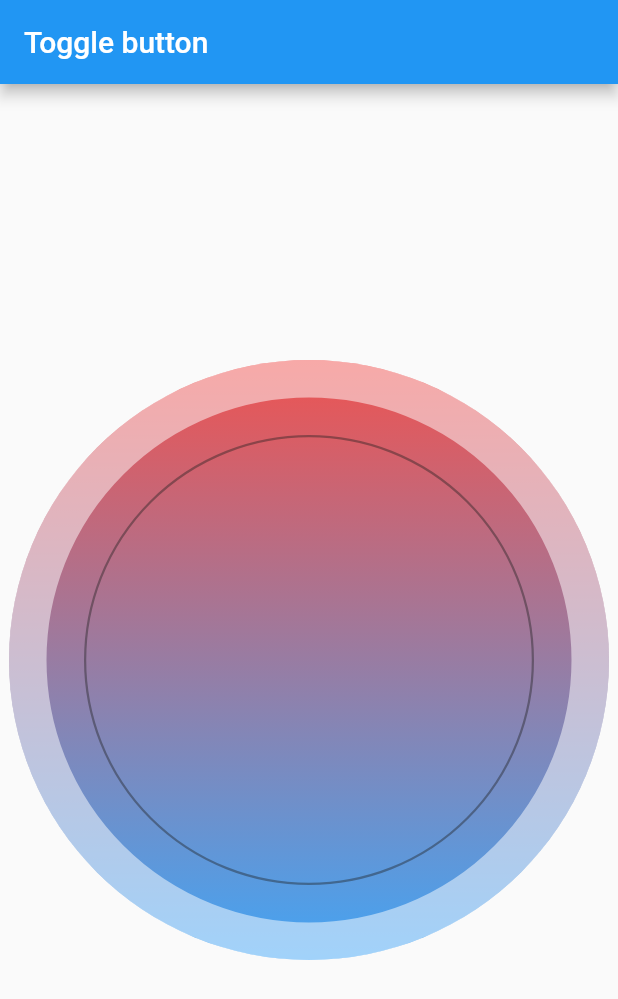
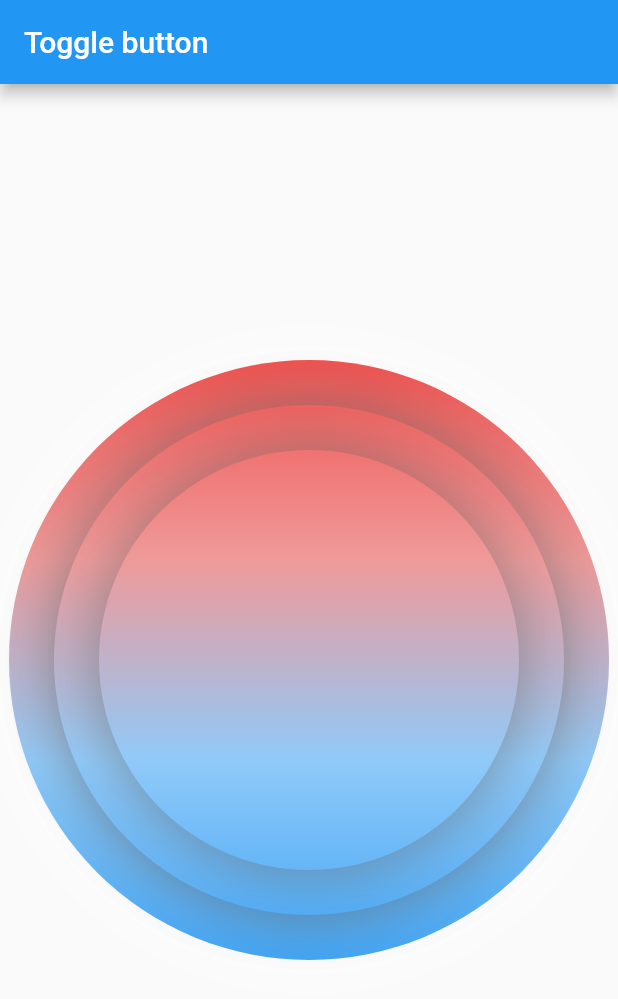
Before and after one commit to croSSover07/togglebutton, a Flutter app: the screen it shows after launch, on a phone screen of 412 x 824 dp. Shown: the top 999 px of the screen. Run offline on Flutter 3.47's test engine with Material 2 defaults, Android fonts, the phone set to English and light mode, and no system bars.

Commit message:
add:  - custom paint with color circles

```diff
--- a/lib/component/main.dart
+++ b/lib/component/main.dart
@@ -1,4 +1,6 @@
 import 'package:flutter/material.dart';
+
+import 'toggle_button.dart';
 
 class MyApp extends StatelessWidget {
   @override
@@ -26,9 +28,26 @@ class _MyHomePageState extends State<MyHomePage> {
 
   @override
   Widget build(BuildContext context) {
-    List<Widget> widgets = [];
+    return Scaffold(
+      appBar: AppBar(
+        title: Text(widget.title),
+      ),
+      body: Center(
+          child: Center(
+        child: Container(
+          width: 400,
+          height: 400,
+          child: new CustomPaint(
+            painter: ToggleButton(),
+          ),
+        ),
+      )),
+    );
+  }
 
-    widgets.add(Center(
+  List<Widget> _another() {
+    return [
+      Center(
         child: new Stack(
           alignment: AlignmentDirectional.center,
           children: <Widget>[
@@ -97,16 +116,9 @@ class _MyHomePageState extends State<MyHomePage> {
                 ),
               ),
             ),
-
           ],
         ),
-    ));
-
-    return Scaffold(
-      appBar: AppBar(
-        title: Text(widget.title),
-      ),
-      body: Center(child: widgets[0]),
-    );
+      )
+    ];
   }
 }
--- a/lib/component/toggle_button.dart
+++ b/lib/component/toggle_button.dart
@@ -1,32 +1,31 @@
 import 'dart:math';
-
 import 'package:flutter/material.dart';
 
 class ToggleButton extends CustomPainter {
-  final _random = new Random();
-  Rect rect;
+  Rect _rect;
+
+  var _shadow =
+      const BoxShadow(color: const Color(0x55646464), blurRadius: 32.0);
+  var _shadowOutSide =
+      const BoxShadow(color: const Color(0xffd9d9d9), blurRadius: 32.0);
 
   @override
   void paint(Canvas canvas, Size size) {
-
     Offset center = new Offset(size.width / 2, size.height / 2);
     double radius = min(size.width / 2, size.height / 2);
-    rect = new Rect.fromCircle(center: center, radius: radius);
+    _rect = new Rect.fromCircle(center: center, radius: radius);
 
-    var line = new Paint()
-      ..color = Colors.grey
-      ..style = PaintingStyle.fill;
+    canvas.drawCircle(center, radius,
+        _shadowOutSide.toPaint()..blendMode = BlendMode.clear); //shadow outside
+    canvas.drawCircle(center, radius, _getColorLine());
 
-    canvas.drawCircle(center, radius, line);
+    canvas.drawCircle(center, radius * 0.85, _shadow.toPaint());
+    canvas.drawCircle(center, radius * 0.85, _shadow.toPaint());
+    canvas.drawCircle(center, radius * 0.85, _getColorLine());
 
-//    canvas.drawArc(rect, -pi / 2, 2 * pi, false, _getColorLine(true));
-      canvas.drawCircle(center, radius, _getColorLine());
-//      canvas.drawShadow(path, color, elevation, transparentOccluder)
-
-//      canvas.ma
-
-//    canvas.drawArc(rect, -pi / 2 + pi / 4, pi / 4, true, _getColorLine(true));
-//    canvas.drawArc(rect, -pi / 2 + pi / 2, pi / 4, true, _getColorLine(true));
+    canvas.drawCircle(center, radius * 0.7, _shadow.toPaint());
+    canvas.drawCircle(center, radius * 0.7, _shadow.toPaint());
+    canvas.drawCircle(center, radius * 0.7, _getColorLine());
   }
 
   @override
@@ -34,11 +33,12 @@ class ToggleButton extends CustomPainter {
     return true;
   }
 
-  Paint _getColorLine( ) {
-
+  Paint _getColorLine() {
     var colors = [
-      Colors.red.shade300,
-      Colors.blue.shade300
+      Colors.red.shade400,
+      Colors.red.shade200,
+      Colors.blue.shade200,
+      Colors.blue.shade400
     ];
 
     return new Paint()
@@ -48,14 +48,6 @@ class ToggleButton extends CustomPainter {
               colors: colors,
               begin: Alignment.topCenter,
               end: Alignment.bottomCenter)
-          .createShader(rect);
-  }
-
-  Color _randomColor() {
-    var a = 255; // alpha = 0..255
-    var r = _random.nextInt(256); // red = 0..255
-    var g = _random.nextInt(256); // green = 0..255
-    var b = _random.nextInt(256); // blue = 0..255
-    return Color.fromARGB(a, r, g, b);
+          .createShader(_rect);
   }
 }
```
Lines whose indentation alone changed are shown as unchanged.
